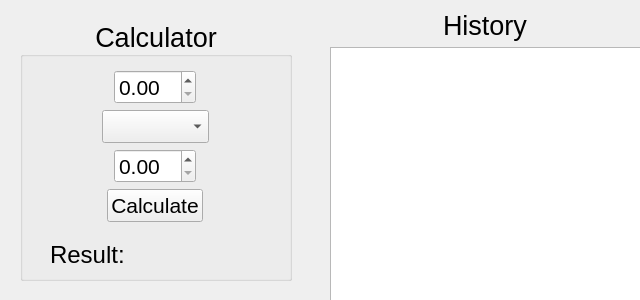
Qt form src/mainwindow.ui (AnnaJuliaRodriguesGouvea/CalculatorApp) before a commit.
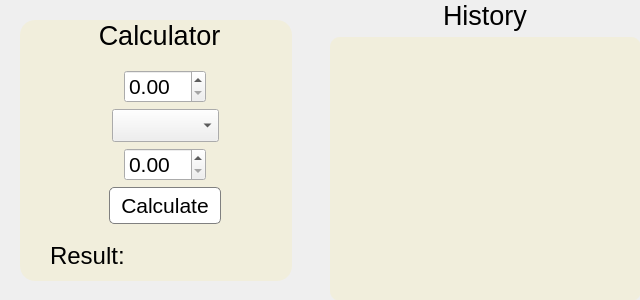
The same form after that commit.

Commit message: style: styling calculator

```diff
--- a/src/mainwindow.ui
+++ b/src/mainwindow.ui
@@ -32,6 +32,19 @@
       <pointsize>20</pointsize>
      </font>
     </property>
+    <property name="styleSheet">
+     <string notr="true">QGroupBox {
+    	background-color: #F1EEDC;
+    	margin-top: 4ex;
+	border-radius:15px;
+}
+
+QGroupBox::title {
+    	subcontrol-origin: margin;
+	subcontrol-position: top center;
+    	padding: 0 3px;
+}</string>
+    </property>
     <property name="title">
      <string>Calculator</string>
     </property>
@@ -43,7 +56,7 @@
       <rect>
        <x>30</x>
        <y>30</y>
-       <width>211</width>
+       <width>231</width>
        <height>231</height>
       </rect>
      </property>
@@ -60,6 +73,20 @@
               <pointsize>16</pointsize>
              </font>
             </property>
+            <property name="styleSheet">
+             <string notr="true">QPushButton 
+{
+	background-color: white;
+	border: 1px solid #808080;
+	border-radius: 5px;
+	padding: 5px; 
+	width: 100px;
+}
+QPushButton:hover
+{
+	background-color: #C0C0C0; 
+}</string>
+            </property>
             <property name="text">
              <string>Calculate</string>
             </property>
@@ -146,19 +173,6 @@
      </rect>
     </property>
     <layout class="QVBoxLayout" name="verticalLayoutHistory">
-     <item>
-      <spacer name="horizontalSpacer_2">
-       <property name="orientation">
-        <enum>Qt::Horizontal</enum>
-       </property>
-       <property name="sizeHint" stdset="0">
-        <size>
-         <width>40</width>
-         <height>10</height>
-        </size>
-       </property>
-      </spacer>
-     </item>
      <item alignment="Qt::AlignHCenter">
       <widget class="QLabel" name="labelHistory">
        <property name="font">
@@ -183,6 +197,31 @@
          <pointsize>14</pointsize>
         </font>
        </property>
+       <property name="styleSheet">
+        <string notr="true">QTableWidget 
+{
+	background-color: #F1EEDC;
+	border-radius: 10px;
+}
+QHeaderView::section 
+{
+	background-color: #F1EEDC;
+	color: black;
+	border:1px solid black;
+}
+QTableWidget::item 
+{
+	text-align: center;
+}
+QScrollBar:vertical 
+{
+	background: #F1EEDC;
+}
+QScrollBar::add-line:vertical, QScrollBar::sub-line:vertical
+{
+	width: 0; 
+}</string>
+       </property>
        <property name="horizontalScrollBarPolicy">
         <enum>Qt::ScrollBarAlwaysOff</enum>
        </property>
```
The commit also changes 2 other files.
